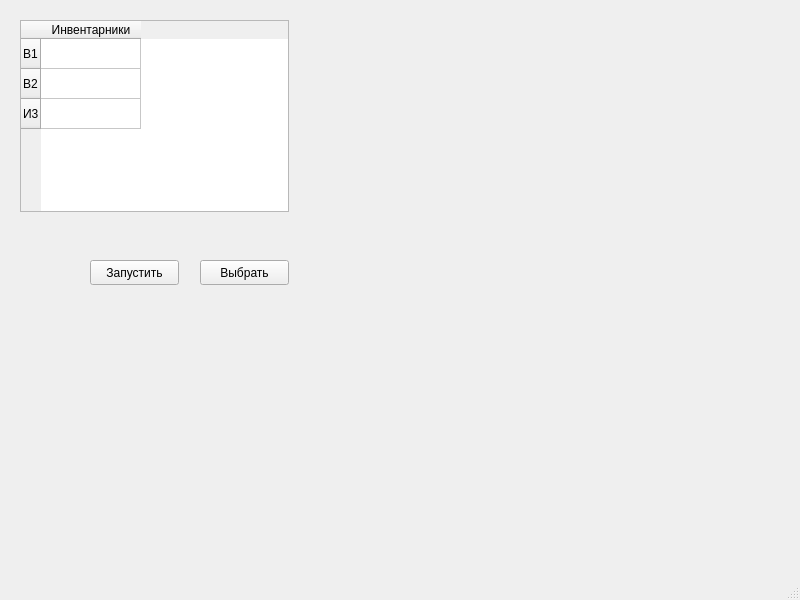
This is mainwindow.ui in denisbutuzov/ProjectCreator as Qt 5 draws it before an edit. The edited form follows.
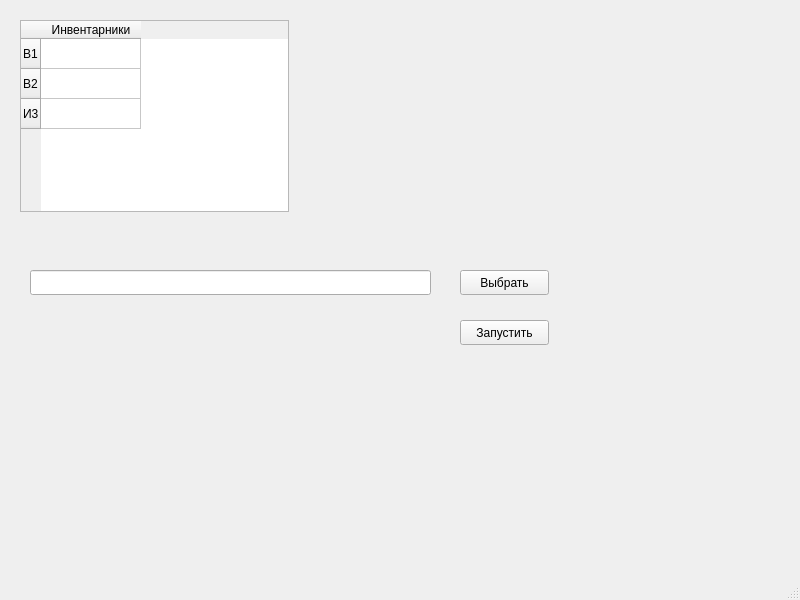
This is the edited form.

Commit message: Added Renamer class

Diff of the .ui file:
```diff
--- a/mainwindow.ui
+++ b/mainwindow.ui
@@ -47,8 +47,8 @@
    <widget class="QPushButton" name="buttonOpenDir">
     <property name="geometry">
      <rect>
-      <x>200</x>
-      <y>260</y>
+      <x>460</x>
+      <y>270</y>
       <width>89</width>
       <height>25</height>
      </rect>
@@ -60,8 +60,8 @@
    <widget class="QPushButton" name="buttonRun">
     <property name="geometry">
      <rect>
-      <x>90</x>
-      <y>260</y>
+      <x>460</x>
+      <y>320</y>
       <width>89</width>
       <height>25</height>
      </rect>
@@ -70,6 +70,16 @@
      <string>Запустить</string>
     </property>
    </widget>
+   <widget class="QLineEdit" name="lineEditDir">
+    <property name="geometry">
+     <rect>
+      <x>30</x>
+      <y>270</y>
+      <width>401</width>
+      <height>25</height>
+     </rect>
+    </property>
+   </widget>
   </widget>
   <widget class="QMenuBar" name="menubar">
    <property name="geometry">
```
Left out of the diff: 2 changed lines with no effect on the pictures. The commit also changes 5 other files.
